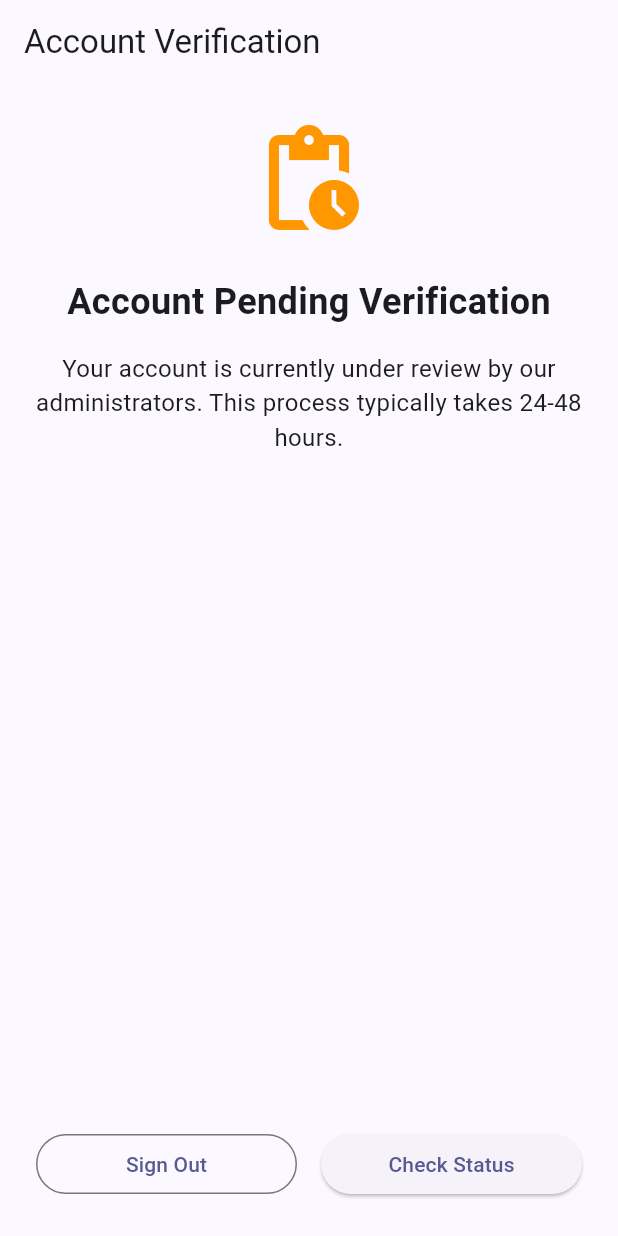
After one commit to Dima-salang/sjlshs_chronos, a Flutter app: the screen it shows once a user with an empty profile is signed in, on a phone screen of 412 x 824 dp. The commit adds this screen. Run offline on Flutter 3.47's test engine with Material 3 defaults, Android fonts, the phone set to English and light mode, and no system bars; our stand-ins replace cloud_firestore, device_info_plus, file_picker, firebase_auth, firebase_core, flutter_riverpod and 6 more; missing offline and left inert: excel, mobile_scanner, pointycastle; accounts and stored records are empty; generated files the repository leaves out were written again; Roboto replaces fonts that are missing (SF Pro Display).

Commit message:
verification-screen

```diff
--- a/lib/features/auth/auth_providers.dart
+++ b/lib/features/auth/auth_providers.dart
@@ -2,6 +2,7 @@ import 'package:flutter_riverpod/flutter_riverpod.dart';
 import 'package:sjlshs_chronos/features/auth/auth_service.dart';
 import 'package:firebase_auth/firebase_auth.dart';
 import 'package:cloud_firestore/cloud_firestore.dart';
+import 'package:sjlshs_chronos/features/auth/user_metadata.dart' as user_metadata;
 
 
 final authServiceProvider = Provider<AuthService>((ref) {
@@ -11,3 +12,22 @@ final authServiceProvider = Provider<AuthService>((ref) {
 final currentUserProvider = StreamProvider<User?>((ref) {
   return ref.watch(authServiceProvider).authStateChanges;
 });
+
+final userMetadataProvider = FutureProvider<user_metadata.UserMetadata?>((ref) async {
+  final user = ref.watch(currentUserProvider).value;
+  if (user == null) return null;
+
+  try {
+    final doc = await FirebaseFirestore.instance.collection('accounts').doc(user.uid).get();
+
+    if (!doc.exists) throw Exception('User not found');
+
+    final data = doc.data()!;
+
+    return user_metadata.UserMetadata.fromMap(data);
+
+  } catch (e) {
+    print(e);
+    return null;
+  }
+});
--- a/lib/features/auth/auth_service.dart
+++ b/lib/features/auth/auth_service.dart
@@ -84,4 +84,7 @@ class AuthService  {
       return null;
     }
   }
+
+  // cache user metadata
+
 }
--- a/lib/features/auth/screens/register_screen.dart
+++ b/lib/features/auth/screens/register_screen.dart
@@ -41,7 +41,7 @@ class _RegisterScreenState extends ConsumerState<RegisterScreen> {
       final user = await authService.register(
         _emailController.text.trim(),
         _passwordController.text.trim(),
-        'user', // Default role
+        'teacher', // Default role
       );
 
       if (user != null) {
--- /dev/null
+++ b/lib/features/auth/screens/verification_info_screen.dart
@@ -0,0 +1,132 @@
+import 'package:flutter/material.dart';
+import 'package:flutter_riverpod/flutter_riverpod.dart';
+import 'package:go_router/go_router.dart';
+import 'package:firebase_auth/firebase_auth.dart';
+import 'package:sjlshs_chronos/features/auth/auth_providers.dart';
+import 'package:sjlshs_chronos/features/auth/user_metadata.dart' as user_metadata;
+
+class VerificationInfoScreen extends ConsumerWidget {
+  const VerificationInfoScreen({super.key});
+
+  @override
+  Widget build(BuildContext context, WidgetRef ref) {
+    final user = FirebaseAuth.instance.currentUser;
+    final userMetadataAsync = ref.watch(userMetadataProvider);
+
+    return Scaffold(
+      appBar: AppBar(
+        title: const Text('Account Verification'),
+        automaticallyImplyLeading: false, // Prevents back button
+      ),
+      body: Center(
+        child: Padding(
+          padding: const EdgeInsets.all(24.0),
+          child: userMetadataAsync.when(
+            data: (userMetadata) {
+              if (userMetadata?.isVerified == true) {
+                // This should theoretically never be shown due to router redirects
+                return _buildVerifiedView(context);
+              } else {
+                return _buildUnverifiedView(context, user, ref);
+              }
+            },
+            loading: () => const CircularProgressIndicator(),
+            error: (error, stack) => Text('Error: $error'),
+          ),
+        ),
+      ),
+    );
+  }
+
+  Widget _buildVerifiedView(BuildContext context) {
+    return Column(
+      mainAxisAlignment: MainAxisAlignment.center,
+      children: [
+        const Icon(
+          Icons.verified_user,
+          size: 80,
+          color: Colors.green,
+        ),
+        const SizedBox(height: 24),
+        const Text(
+          'Account Verified!',
+          style: TextStyle(fontSize: 24, fontWeight: FontWeight.bold),
+        ),
+        const SizedBox(height: 16),
+        const Text(
+          'Your account has been successfully verified. You now have full access to all features.',
+          textAlign: TextAlign.center,
+          style: TextStyle(fontSize: 16),
+        ),
+        const SizedBox(height: 32),
+        ElevatedButton(
+          onPressed: () {
+            // Navigate to home or dashboard
+            GoRouter.of(context).go('/scanner');
+          },
+          child: const Text('Continue to App'),
+        ),
+      ],
+    );
+  }
+
+  Widget _buildUnverifiedView(
+      BuildContext context, User? user, WidgetRef ref) {
+    return Column(
+      mainAxisAlignment: MainAxisAlignment.center,
+      children: [
+        const Icon(
+          Icons.pending_actions,
+          size: 80,
+          color: Colors.orange,
+        ),
+        const SizedBox(height: 24),
+        const Text(
+          'Account Pending Verification',
+          style: TextStyle(fontSize: 24, fontWeight: FontWeight.bold),
+        ),
+        const SizedBox(height: 16),
+        const Text(
+          'Your account is currently under review by our administrators. This process typically takes 24-48 hours.',
+          textAlign: TextAlign.center,
+          style: TextStyle(fontSize: 16),
+        ),
+        const SizedBox(height: 24),
+        const Spacer(),
+        Row(
+          children: [
+            Expanded(
+              child: OutlinedButton(
+                onPressed: () async {
+                  try {
+                    await FirebaseAuth.instance.signOut();
+                    if (context.mounted) {
+                      GoRouter.of(context).go('/login');
+                    }
+                  } catch (e) {
+                    if (context.mounted) {
+                      ScaffoldMessenger.of(context).showSnackBar(
+                        SnackBar(content: Text('Error signing out: $e')),
+                      );
+                    }
+                  }
+                },
+                child: const Text('Sign Out'),
+              ),
+            ),
+            const SizedBox(width: 16),
+            Expanded(
+              child: ElevatedButton(
+                onPressed: () {
+                  // Refresh the user data
+                  ref.invalidate(userMetadataProvider);
+                },
+                child: const Text('Check Status'),
+              ),
+            ),
+          ],
+        ),
+      ],
+    );
+  }
+}
--- /dev/null
+++ b/lib/features/auth/user_metadata.dart
@@ -0,0 +1,27 @@
+
+
+class UserMetadata {
+  final String uid;
+  final String email;
+  final String role;
+  final bool isVerified;
+  final DateTime createdAt;
+
+  UserMetadata({
+    required this.uid,
+    required this.email,
+    required this.role,
+    required this.isVerified,
+    required this.createdAt,
+  });
+
+  factory UserMetadata.fromMap(Map<String, dynamic> map) {
+    return UserMetadata(
+      uid: map['uid'],
+      email: map['email'],
+      role: map['role'],
+      isVerified: map['isVerified'],
+      createdAt: map['createdAt'],
+    );
+  }
+}
--- a/lib/main.dart
+++ b/lib/main.dart
@@ -12,6 +12,7 @@ import 'package:sjlshs_chronos/widgets/app_scaffold.dart';
 import 'firebase_options.dart';
 import 'router/app_router.dart';
 import 'package:isar/isar.dart';
+import 'package:sjlshs_chronos/features/auth/auth_providers.dart';
 import 'package:flutter_riverpod/flutter_riverpod.dart';
 
 void main() async {
@@ -23,6 +24,8 @@ void main() async {
   await Firebase.initializeApp(
     options: DefaultFirebaseOptions.currentPlatform,
   );
+
+
 
   // Initialize Isar
   final isar = await Isar.open(
@@ -37,7 +40,7 @@ void main() async {
   );
 }
 
-class MyApp extends StatelessWidget {
+class MyApp extends ConsumerWidget {
   final Isar isar;
 
   const MyApp({
@@ -46,15 +49,17 @@ class MyApp extends StatelessWidget {
   });
 
   @override
-  Widget build(BuildContext context) {
+  Widget build(BuildContext context, WidgetRef ref) {
       // Get the current user to determine initial route
     final currentUser = FirebaseAuth.instance.currentUser;
+    final userMetadata = ref.watch(userMetadataProvider).value;
 
     // Create router with dependencies
     final router = AppRouter(
       isar: isar,
       firestore: FirebaseFirestore.instance,
       isUserLoggedIn: currentUser != null,
+      userMetadata: userMetadata,
     ).router;
 
     return MaterialApp.router(
--- a/lib/router/app_router.dart
+++ b/lib/router/app_router.dart
@@ -9,6 +9,8 @@ import 'package:sjlshs_chronos/widgets/app_scaffold.dart';
 import 'package:sjlshs_chronos/features/auth/screens/login_screen.dart';
 import 'package:sjlshs_chronos/features/auth/screens/register_screen.dart';
 import 'package:sjlshs_chronos/features/auth/screens/account_verification_screen.dart';
+import 'package:sjlshs_chronos/features/auth/screens/verification_info_screen.dart';
+import 'package:sjlshs_chronos/features/auth/user_metadata.dart' as user_metadata;
 import 'package:sjlshs_chronos/main.dart';
 
 
@@ -17,11 +19,13 @@ class AppRouter {
   final Isar isar;
   final FirebaseFirestore firestore;
   final bool isUserLoggedIn;
+  final user_metadata.UserMetadata? userMetadata;
 
   AppRouter({
     required this.isar,
     required this.firestore,
     required this.isUserLoggedIn,
+    required this.userMetadata,
   });
 
   late final router = GoRouter(
@@ -29,9 +33,23 @@ class AppRouter {
     redirect: (context, state) {
       final isLoggedIn = FirebaseAuth.instance.currentUser != null;
       final isAuthRoute = state.uri.path == '/login' || state.uri.path == '/register';
+      final isVerificationScreen = state.uri.path == '/verification-screen';
 
-      if (!isLoggedIn && !isAuthRoute) {
-        return '/login';
+      if (!isLoggedIn) {
+        return isAuthRoute ? null : '/login';
+      }
+
+      // If user is logged in, check verification status
+      final isVerified = userMetadata?.isVerified ?? false;
+
+      // If user is not verified and not already on verification screen, redirect
+      if (!isVerified && !isVerificationScreen && !isAuthRoute) {
+        return '/verification-screen';
+      }
+
+      // If user is verified and on verification screen, redirect to home
+      if (isVerified && isVerificationScreen) {
+        return '/scanner';
       }
 
       if (isLoggedIn && isAuthRoute) {
@@ -51,6 +69,13 @@ class AppRouter {
         path: '/register',
         name: 'register',
         builder: (context, state) => const RegisterScreen(),
+      ),
+
+      // Verification info screen
+      GoRoute(
+        path: '/verification-screen',
+        name: 'verification-info',
+        builder: (context, state) => const VerificationInfoScreen(),
       ),
 
       // Main app routes
```
